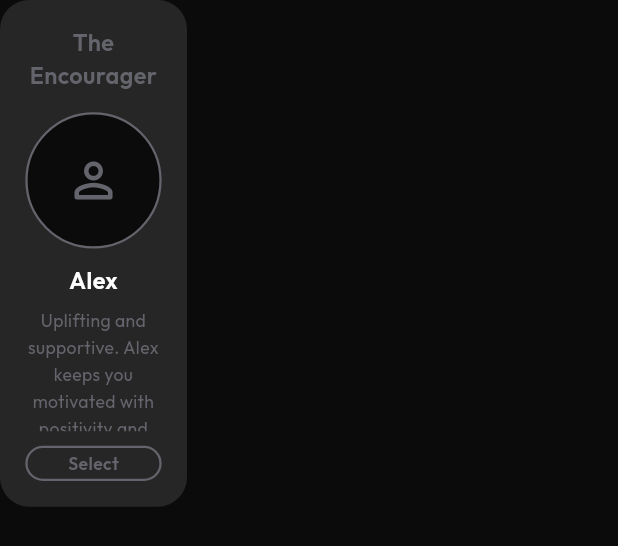
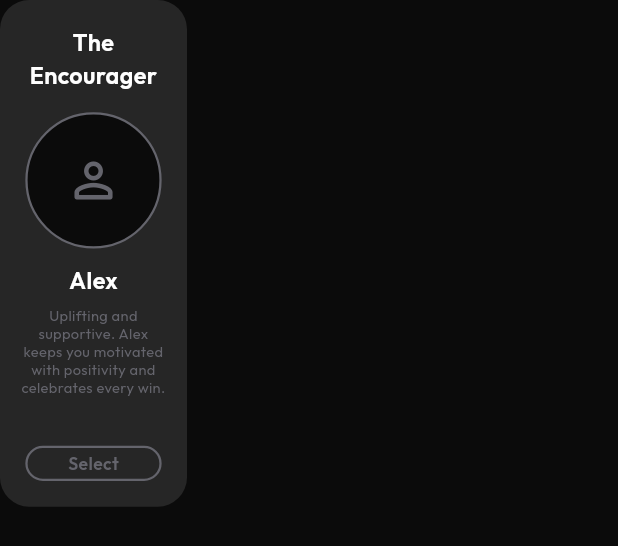
Before and after one commit to khaliqhussainn/barbabyfitness-app, a Flutter app: the _CoachCard widget shown alone on an empty page, opened directly with sample values from the repository, on a phone screen of 412 x 824 dp. Shown: the top 546 px of the screen. Run offline on Flutter 3.47's test engine with Material 3 defaults, Android fonts, the phone set to English and light mode, and no system bars; our stand-ins replace equatable, flutter_riverpod, flutter_screenutil, flutter_svg, go_router, google_fonts.

Commit message:
fix: card titles white, desc 10sp with tighter line spacing (1.2)

```diff
--- a/lib/features/onboarding_flow/presentation/pages/coach_selection_page.dart
+++ b/lib/features/onboarding_flow/presentation/pages/coach_selection_page.dart
@@ -204,7 +204,7 @@ class _CoachCard extends StatelessWidget {
             coach.title,
             textAlign: TextAlign.center,
             style: TextStyle(
-              color: isSelected ? AppColors.primary : AppColors.textSecondary,
+              color: AppColors.textPrimary,
               fontSize: 16.sp,
               fontWeight: FontWeight.w600,
             ),
@@ -227,9 +227,9 @@ class _CoachCard extends StatelessWidget {
               textAlign: TextAlign.center,
               style: TextStyle(
                 color: AppColors.textSecondary,
-                fontSize: 12.sp,
+                fontSize: 10.sp,
                 fontWeight: FontWeight.w400,
-                height: 1.5,
+                height: 1.2,
               ),
             ),
           ),
```
